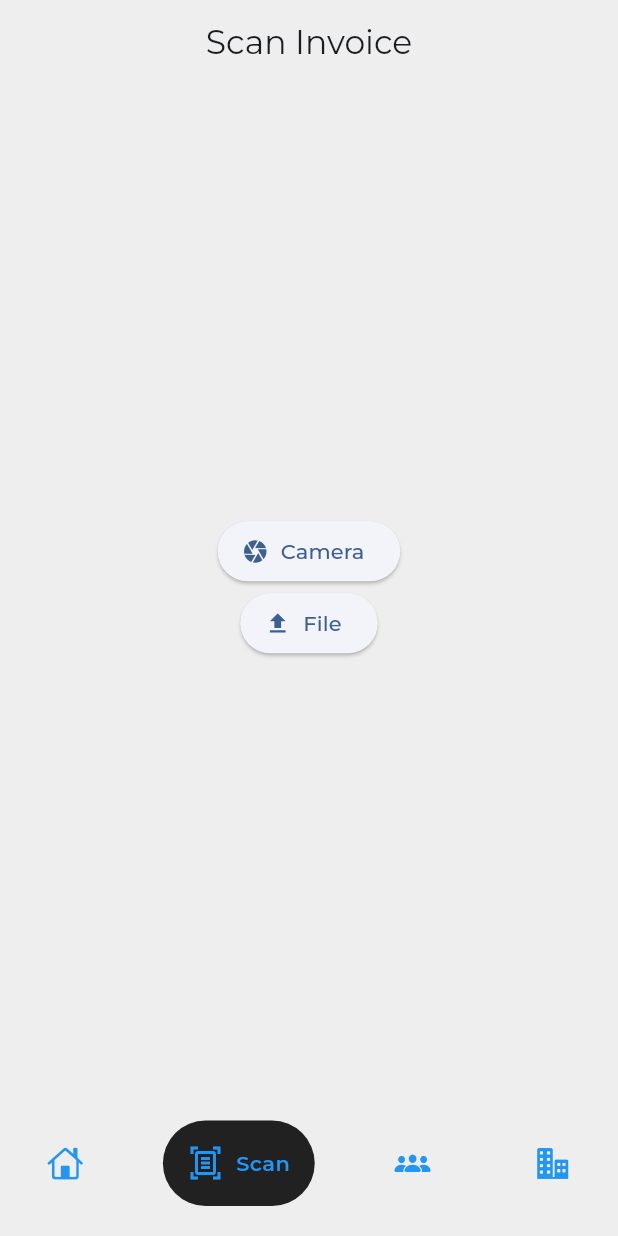
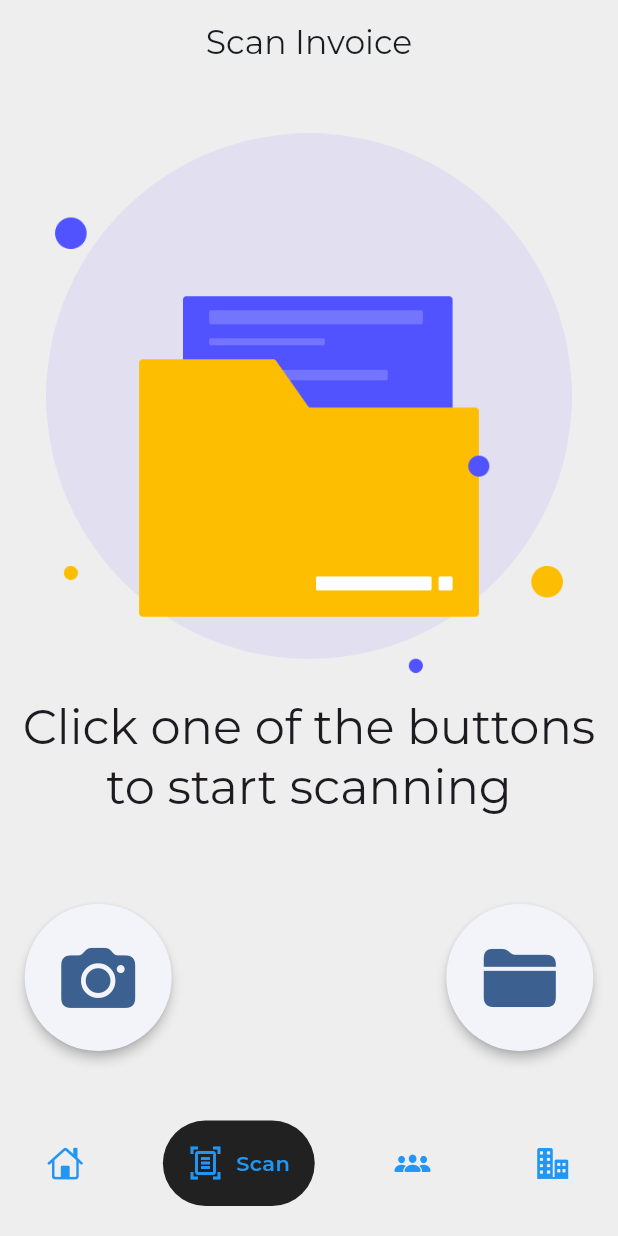
Before and after one commit to anas4519/invoice-genie, a Flutter app: the screen it shows after launch, item 2 of the bottom bar chosen, on a phone screen of 412 x 824 dp. Run offline on Flutter 3.47's test engine with Material 3 defaults, Android fonts, the phone set to English and light mode, and no system bars; drawn by our look-alikes of google_nav_bar; our stand-ins replace file_picker, google_fonts, google_generative_ai, lottie, open_filex, share_plus and 1 more; missing offline and left inert: cunning_document_scanner, easy_pdf_viewer, google_mlkit_text_recognition, syncfusion_flutter_pdf; accounts and stored records are empty.

Commit message:
scan screen done

```diff
--- a/lib/screens/scan_screen.dart
+++ b/lib/screens/scan_screen.dart
@@ -1,5 +1,6 @@
 import 'package:cunning_document_scanner/cunning_document_scanner.dart';
 import 'package:file_picker/file_picker.dart';
+import 'package:flutter/cupertino.dart';
 import 'package:flutter/material.dart';
 import 'package:invoice_scanner/screens/pdf_scan_result.dart';
 import 'package:invoice_scanner/screens/scan_result.dart';
@@ -60,6 +61,7 @@ class _ScanScreenState extends State<ScanScreen> {
   @override
   Widget build(BuildContext context) {
     final screenWidth = MediaQuery.of(context).size.width;
+    final screenHeight = MediaQuery.of(context).size.height;
     return Scaffold(
       appBar: AppBar(
         title: const Text('Scan Invoice'),
@@ -67,19 +69,59 @@ class _ScanScreenState extends State<ScanScreen> {
       ),
       body: Center(
         child: Column(
-          mainAxisAlignment: MainAxisAlignment.center,
           crossAxisAlignment: CrossAxisAlignment.center,
           children: [
-            ElevatedButton.icon(
-              onPressed: _openScanner,
-              icon: const Icon(Icons.camera),
-              label: const Text('Camera'),
+            SizedBox(
+              height: screenHeight * 0.04,
             ),
-            ElevatedButton.icon(
-              onPressed: () => _pickPDF(context),
-              icon: const Icon(Icons.file_upload),
-              label: const Text('File'),
+            Image.asset(
+              'assets/images/Group 2@2x.png',
+              width: screenWidth * 0.85,
             ),
+            SizedBox(
+              height: screenHeight * 0.02,
+            ),
+            Center(
+                child: Text(
+              'Click one of the buttons to start scanning',
+              style: Theme.of(context).textTheme.headlineLarge,
+              textAlign: TextAlign.center,
+            )),
+            SizedBox(
+              height: screenHeight * 0.05,
+            ),
+            Padding(
+              padding: EdgeInsets.all(screenWidth * 0.04),
+              child: Row(
+                mainAxisAlignment: MainAxisAlignment.spaceBetween,
+                children: [
+                  ElevatedButton(
+                    onPressed: _openScanner,
+                    style: ElevatedButton.styleFrom(
+                      shape: CircleBorder(),
+                      padding: const EdgeInsets.all(24),
+                      elevation: 3
+                    ),
+                    child: const Icon(
+                      CupertinoIcons.camera_fill,
+                      size: 50,
+                    ),
+                  ),
+                  ElevatedButton(
+                    onPressed: () => _pickPDF(context),
+                    style: ElevatedButton.styleFrom(
+                      shape: CircleBorder(),
+                      padding: const EdgeInsets.all(24),
+                      elevation: 3
+                    ),
+                    child: const Icon(
+                      CupertinoIcons.folder_fill,
+                      size: 50,
+                    ),
+                  ),
+                ],
+              ),
+            )
           ],
         ),
       ),
--- a/pubspec.yaml
+++ b/pubspec.yaml
@@ -80,6 +80,7 @@ flutter:
   # To add assets to your application, add an assets section, like this:
   assets:
     - assets/animations/
+    - assets/images/
 
   # An image asset can refer to one or more resolution-specific "variants", see
   # https://flutter.dev/to/resolution-aware-images
```
Also changed, not shown: assets/images/Group 2@2x.png (added).
